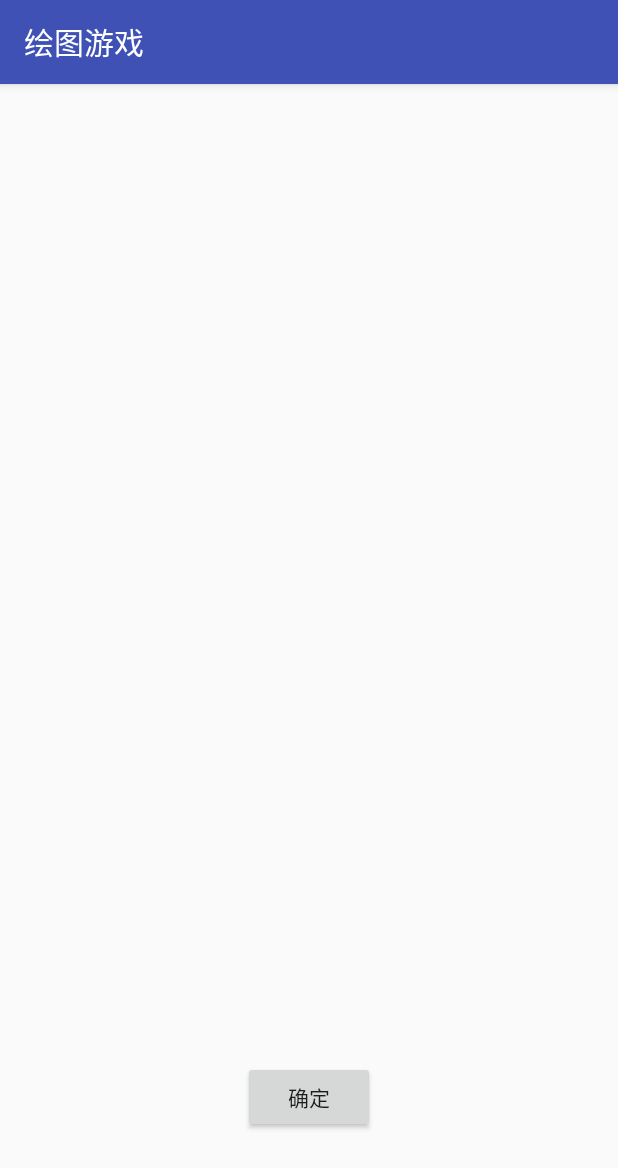
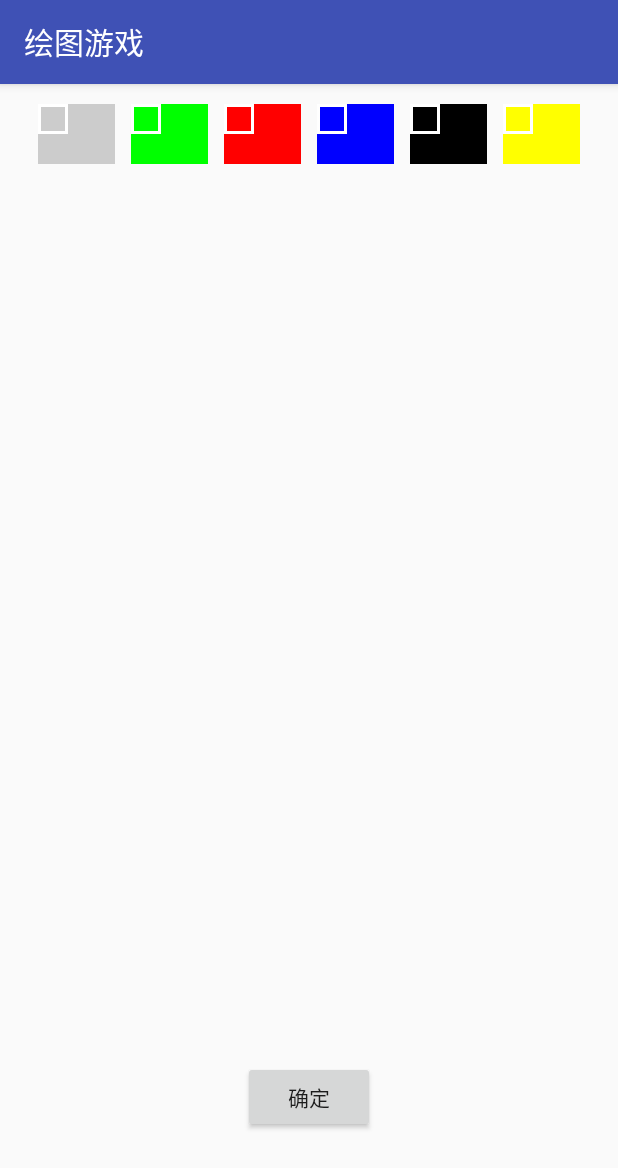
Before and after one commit to bencq/PaintGame, an Android app: the DesignProblemActivity screen opened directly, with no data from a screen before it, on a phone screen of 412 x 824 dp. Shown: the top 1168 px of the screen. Run offline under Robolectric (Android 15) with nearby library versions, the phone set to English and light mode, and no system bars; 1 statement that could not run was skipped.

Commit message:
animation & color

```diff
--- a/app/src/main/java/com/example/deep/paintgame/DesignProblemActivity.java
+++ b/app/src/main/java/com/example/deep/paintgame/DesignProblemActivity.java
@@ -14,6 +14,7 @@ import android.view.Gravity;
 import android.view.View;
 import android.view.ViewGroup;
 import android.widget.Button;
+import android.widget.RadioButton;
 import android.widget.RelativeLayout;
 import android.widget.TextView;
 import android.widget.Toast;
@@ -34,6 +35,13 @@ public class DesignProblemActivity extends AppCompatActivity {
     public static final int PANE_ERROR = 3;
     public static final int PANE_RIGHT = 4;
 
+    public static final int COLOR_LTGRAY = 1;
+    public static final int COLOR_GREEN = 2;
+    public static final int COLOR_RED = 3;
+    public static final int COLOR_BLUE = 4;
+    public static final int COLOR_BLACK = 5;
+    public static final int COLOR_YELLOW = 6;
+
     public static final int IS_FINISHED_TRUE = 1;
     public static final int IS_FINISHED_FALSE = 0;
 
@@ -47,11 +55,19 @@ public class DesignProblemActivity extends AppCompatActivity {
     private Button button_DP_confirm; //确认按钮
     private Button[][] buttons; // 按钮对象
     private int[][] problem_currentAnswer; // 当前玩家的答案
-    private int currentColor = PANE_RIGHT; // 当前的颜色，注意：0为不存在的方块，1为白色即默认方块颜色，2为绿色即标记颜色，3为红色即错误颜色
+    private int currentColor; // 当前的颜色，注意：0为不存在的方块，1为白色即默认方块颜色，2为绿色即标记颜色，3为红色即错误颜色
     private Thread buttonThread; // 按钮事件线程对象
 
 
     RelativeLayout relativeLayout_DP_button;
+
+
+    RadioButton radioButton_DPA_ltgray;
+    RadioButton radioButton_DPA_green;
+    RadioButton radioButton_DPA_red;
+    RadioButton radioButton_DPA_blue;
+    RadioButton radioButton_DPA_black;
+    RadioButton radioButton_DPA_yellow;
 
 
     @Override
@@ -62,6 +78,56 @@ public class DesignProblemActivity extends AppCompatActivity {
 
         //初始化组件
         button_DP_confirm = findViewById(R.id.button_DP_confirm);
+
+        radioButton_DPA_ltgray = findViewById(R.id.radioButton_DPA_ltgray);
+        radioButton_DPA_green = findViewById(R.id.radioButton_DPA_green);
+        radioButton_DPA_red = findViewById(R.id.radioButton_DPA_red);
+        radioButton_DPA_blue = findViewById(R.id.radioButton_DPA_blue);
+        radioButton_DPA_black = findViewById(R.id.radioButton_DPA_black);
+        radioButton_DPA_yellow = findViewById(R.id.radioButton_DPA_yellow);
+
+
+
+        radioButton_DPA_ltgray.setOnClickListener(new View.OnClickListener() {
+            @Override
+            public void onClick(View view) {
+                currentColor = COLOR_LTGRAY;
+            }
+        });
+        radioButton_DPA_green.setOnClickListener(new View.OnClickListener() {
+            @Override
+            public void onClick(View view) {
+                currentColor = COLOR_GREEN;
+            }
+        });
+        radioButton_DPA_red.setOnClickListener(new View.OnClickListener() {
+            @Override
+            public void onClick(View view) {
+                currentColor = COLOR_RED;
+            }
+        });
+        radioButton_DPA_blue.setOnClickListener(new View.OnClickListener() {
+            @Override
+            public void onClick(View view) {
+                currentColor = COLOR_BLUE;
+            }
+        });
+        radioButton_DPA_black.setOnClickListener(new View.OnClickListener() {
+            @Override
+            public void onClick(View view) {
+                currentColor = COLOR_BLACK;
+            }
+        });
+        radioButton_DPA_yellow.setOnClickListener(new View.OnClickListener() {
+            @Override
+            public void onClick(View view) {
+                currentColor = COLOR_YELLOW;
+            }
+        });
+
+
+
+
 
         //获取Intent传递信息
         Intent intent = getIntent();
@@ -184,17 +250,24 @@ public class DesignProblemActivity extends AppCompatActivity {
             case PANE_NOT_EXISTED:
                 drawable.setColor(Color.WHITE);
                 break;
-            case PANE_DEFAULT:
+            case COLOR_LTGRAY:
                 drawable.setColor(Color.LTGRAY);
                 break;
-            case PANE_MARKED:
+            case COLOR_GREEN:
                 drawable.setColor(Color.GREEN);
                 break;
-            case PANE_ERROR:
+            case COLOR_RED:
                 drawable.setColor(Color.RED);
                 break;
-            case PANE_RIGHT:
+            case COLOR_BLUE:
                 drawable.setColor(Color.BLUE);
+                break;
+            case COLOR_BLACK:
+                drawable.setColor(Color.BLACK);
+                break;
+            case COLOR_YELLOW:
+                drawable.setColor(Color.YELLOW);
+                break;
             default:
                 break;
         }
@@ -219,22 +292,22 @@ public class DesignProblemActivity extends AppCompatActivity {
                     case PANE_NOT_EXISTED:
                         drawable.setColor(Color.WHITE);
                         break;
-                    case PANE_DEFAULT:
+                    case COLOR_LTGRAY:
                         drawable.setColor(Color.LTGRAY);
                         break;
-                    case PANE_MARKED:
+                    case COLOR_GREEN:
                         drawable.setColor(Color.GREEN);
                         break;
-                    case PANE_ERROR:
+                    case COLOR_RED:
                         drawable.setColor(Color.RED);
                         break;
-                    case PANE_RIGHT:
+                    case COLOR_BLUE:
                         drawable.setColor(Color.BLUE);
                         break;
-                    case 5:
+                    case COLOR_BLACK:
                         drawable.setColor(Color.BLACK);
                         break;
-                    case 6:
+                    case COLOR_YELLOW:
                         drawable.setColor(Color.YELLOW);
                         break;
                     default:
@@ -431,35 +504,15 @@ public class DesignProblemActivity extends AppCompatActivity {
                             if (isInterrupted()) {
                                 return;
                             }
-                            switch (currentColor) {
-                                case PANE_DEFAULT:
-                                    // 默认状态
-                                    break;
-                                case PANE_MARKED:
-                                    // 标记状态
-                                    if (problem_currentAnswer[rowNumber][colNumber] == PANE_DEFAULT)
-                                    {
-                                        problem_currentAnswer[rowNumber][colNumber] = PANE_MARKED;
-                                    }
-                                    else if (problem_currentAnswer[rowNumber][colNumber] == PANE_MARKED)
-                                    {
-                                        problem_currentAnswer[rowNumber][colNumber] = PANE_DEFAULT;
-                                    }
-                                    break;
-                                case PANE_RIGHT:
-                                    //设计状态
-                                    if (problem_currentAnswer[rowNumber][colNumber] == PANE_NOT_EXISTED)
-                                    {
-                                        problem_currentAnswer[rowNumber][colNumber] = PANE_RIGHT;
-                                    }
-                                    else if (problem_currentAnswer[rowNumber][colNumber] == PANE_RIGHT)
-                                    {
-                                        problem_currentAnswer[rowNumber][colNumber] = PANE_NOT_EXISTED;
-                                    }
-                                    break;
-                                default:
-                                    break;
+                            if(problem_currentAnswer[rowNumber][colNumber] == currentColor)
+                            {
+                                problem_currentAnswer[rowNumber][colNumber] = PANE_NOT_EXISTED;
                             }
+                            else
+                            {
+                                problem_currentAnswer[rowNumber][colNumber] = currentColor;
+                            }
+
                             drawSingleButtonByAnswer(rowNumber, colNumber);
                         }
                     });
--- /dev/null
+++ b/app/src/main/res/drawable/radio_button_checked_style.xml
@@ -0,0 +1,15 @@
+<?xml version="1.0" encoding="utf-8"?>
+<shape xmlns:android="http://schemas.android.com/apk/res/android">
+
+    <size
+        android:height="20dp"
+        android:width="20dp"/>
+
+    <solid
+        android:color="#98F5FF"/>
+
+    <stroke
+        android:width="2dp"
+        android:color="#ffffffff"/>
+
+</shape>
--- /dev/null
+++ b/app/src/main/res/drawable/radio_button_style.xml
@@ -0,0 +1,15 @@
+<?xml version="1.0" encoding="utf-8"?>
+<selector xmlns:android="http://schemas.android.com/apk/res/android">
+    <item
+        android:state_enabled="true"
+        android:state_checked="true"
+        android:drawable="@drawable/radio_button_checked_style"
+    />
+
+    <item
+        android:state_enabled="true"
+        android:state_checked="false"
+        android:drawable="@drawable/radio_button_unchecked_style"
+    />
+
+</selector>
--- /dev/null
+++ b/app/src/main/res/drawable/radio_button_unchecked_style.xml
@@ -0,0 +1,15 @@
+<?xml version="1.0" encoding="utf-8"?>
+<shape xmlns:android="http://schemas.android.com/apk/res/android">
+
+    <size
+        android:height="20dp"
+        android:width="20dp"/>
+
+    <solid
+        android:color="#00ffffff"/>
+
+    <stroke
+        android:width="2dp"
+        android:color="#ffffffff"/>
+
+</shape>
--- a/app/src/main/res/layout/activity_design_problem.xml
+++ b/app/src/main/res/layout/activity_design_problem.xml
@@ -4,6 +4,148 @@
     xmlns:tools="http://schemas.android.com/tools"
     android:layout_width="match_parent"
     android:layout_height="match_parent">
+
+
+    <LinearLayout
+        android:id="@+id/linearLayout_DPA_color"
+        android:layout_width="match_parent"
+        android:layout_height="wrap_content"
+        android:layout_marginTop="8dp"
+        android:orientation="horizontal"
+        android:paddingEnd="20dp"
+        android:paddingLeft="20dp"
+        android:paddingRight="20dp"
+        android:paddingStart="20dp"
+        app:layout_constraintEnd_toEndOf="parent"
+        app:layout_constraintStart_toStartOf="parent"
+        app:layout_constraintTop_toTopOf="parent">
+
+        <View
+            android:layout_width="0dp"
+            android:layout_height="40dp"
+            android:layout_weight="1"
+            android:layout_margin="5dp"
+            android:background="#ffcccccc">
+
+        </View>
+
+        <View
+            android:layout_width="0dp"
+            android:layout_height="40dp"
+            android:layout_weight="1"
+            android:layout_margin="5dp"
+            android:background="#ff00ff00">
+
+        </View>
+
+        <View
+            android:layout_width="0dp"
+            android:layout_height="40dp"
+            android:layout_weight="1"
+            android:layout_margin="5dp"
+            android:background="#ffff0000">
+
+        </View>
+
+        <View
+            android:layout_width="0dp"
+            android:layout_height="40dp"
+            android:layout_weight="1"
+            android:layout_margin="5dp"
+            android:background="#ff0000ff">
+
+        </View>
+
+        <View
+            android:layout_width="0dp"
+            android:layout_height="40dp"
+            android:layout_weight="1"
+            android:layout_margin="5dp"
+            android:background="#ff000000">
+
+        </View>
+
+        <View
+            android:layout_width="0dp"
+            android:layout_height="40dp"
+            android:layout_weight="1"
+            android:layout_margin="5dp"
+            android:background="#ffffff00">
+
+        </View>
+
+    </LinearLayout>
+
+    <RadioGroup
+        android:layout_width="match_parent"
+        android:layout_height="wrap_content"
+        android:orientation="horizontal"
+        android:paddingEnd="20dp"
+        android:paddingLeft="20dp"
+        android:paddingRight="20dp"
+        android:paddingStart="20dp"
+        app:layout_constraintEnd_toEndOf="parent"
+        app:layout_constraintStart_toStartOf="parent"
+        app:layout_constraintTop_toTopOf="@id/linearLayout_DPA_color"
+        >
+
+        <RadioButton
+            android:id="@+id/radioButton_DPA_ltgray"
+            android:layout_width="0dp"
+            android:layout_height="wrap_content"
+            android:layout_margin="5dp"
+            android:layout_weight="1"
+            android:button="@drawable/radio_button_style"
+            />
+
+        <RadioButton
+            android:id="@+id/radioButton_DPA_green"
+            android:layout_width="0dp"
+            android:layout_height="wrap_content"
+            android:layout_margin="5dp"
+            android:layout_weight="1"
+            android:button="@drawable/radio_button_style"
+            />
+
+        <RadioButton
+            android:id="@+id/radioButton_DPA_red"
+            android:layout_width="0dp"
+            android:layout_height="wrap_content"
+            android:layout_margin="5dp"
+            android:layout_weight="1"
+            android:button="@drawable/radio_button_style"
+            />
+
+        <RadioButton
+            android:id="@+id/radioButton_DPA_blue"
+            android:layout_width="0dp"
+            android:layout_height="wrap_content"
+            android:layout_margin="5dp"
+            android:layout_weight="1"
+            android:button="@drawable/radio_button_style"
+            />
+
+        <RadioButton
+            android:id="@+id/radioButton_DPA_black"
+            android:layout_width="0dp"
+            android:layout_height="wrap_content"
+            android:layout_margin="5dp"
+            android:layout_weight="1"
+            android:button="@drawable/radio_button_style"
+            />
+
+        <RadioButton
+            android:id="@+id/radioButton_DPA_yellow"
+            android:layout_width="0dp"
+            android:layout_height="wrap_content"
+            android:layout_margin="5dp"
+            android:layout_weight="1"
+            android:button="@drawable/radio_button_style"
+            />
+
+
+
+    </RadioGroup>
 
 
     <RelativeLayout
```
Also changed, not shown: app/src/main/java/com/example/deep/paintgame/PlayGameActivity.java (+9 -6 lines), app/src/main/java/com/example/deep/paintgame/animation/Animation.java (added, +60 -0 lines), app/src/main/res/drawable/border_style.xml (added, +17 -0 lines).
